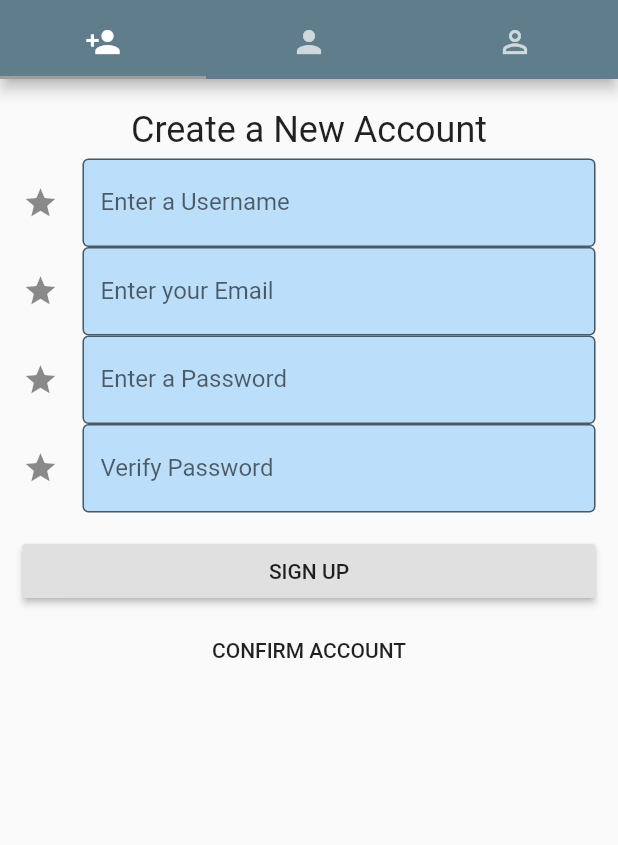
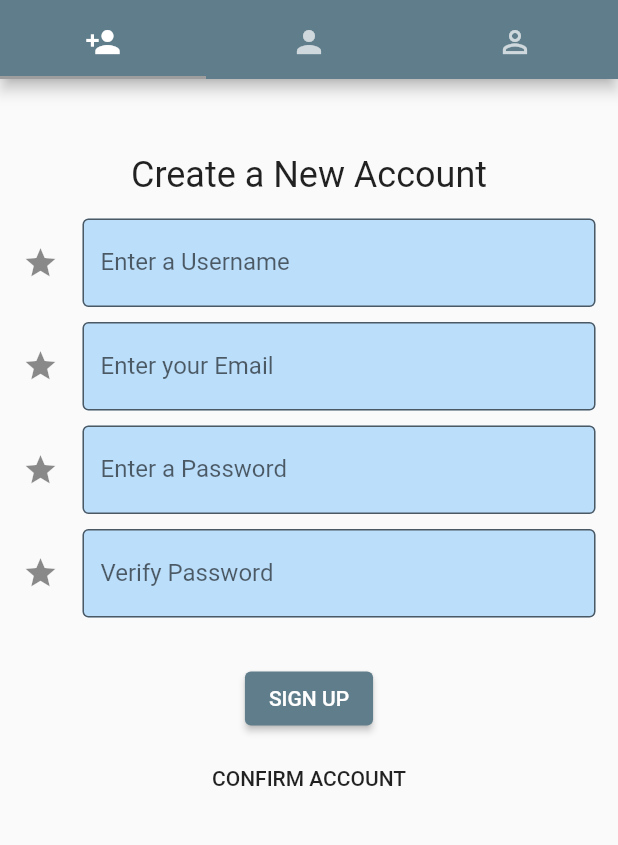
Before and after one commit to VC-Semih/Katmeet, a Flutter app: the screen it shows after launch, on a phone screen of 412 x 824 dp, the part 77-922 px from its top. Run offline on Flutter 3.47's test engine with Material 2 defaults, Android fonts, the phone set to English and light mode, and no system bars; our stand-ins replace cached_network_image, camera; missing offline and left inert: amplify_analytics_pinpoint, amplify_api, amplify_auth_cognito, amplify_datastore, amplify_datastore_plugin_interface, amplify_flutter and 1 more.

Commit message:
modification btn register

```diff
--- a/katmeet/lib/components/signUp.dart
+++ b/katmeet/lib/components/signUp.dart
@@ -92,6 +92,7 @@ class SignUpState extends State<SignUp> {
                               fillColor: Colors.blue.shade100,
                               border: OutlineInputBorder(),
                               labelText: 'Enter confirmation code',
+                              contentPadding: new EdgeInsets.only(bottom: 1.0),
                               hintText: 'Confirmeow',
                               icon: Icon(Icons.star)),
                           validator: (value) {
@@ -131,8 +132,10 @@ class SignUpState extends State<SignUp> {
                             )),
                       ],
                     )),
+                SizedBox(height: 30.0),
                 Visibility(
                   visible: !_isSignedUp,
+
                   child: Column(
                     children: [
                       Padding(
@@ -141,6 +144,7 @@ class SignUpState extends State<SignUp> {
                             style: TextStyle(
                                 fontWeight: FontWeight.w400, fontSize: 24)),
                       ),
+                      SizedBox(height: 10.0),
                       TextFormField(
                         controller: _usernameController,
                         decoration:
@@ -158,6 +162,7 @@ class SignUpState extends State<SignUp> {
                           return null;
                         },
                       ),
+                      SizedBox(height: 10.0),
                       TextFormField(
                         controller: _emailController,
                         decoration:
@@ -175,6 +180,7 @@ class SignUpState extends State<SignUp> {
                           return null;
                         },
                       ),
+                      SizedBox(height: 10.0),
                       TextFormField(
                         controller: _passwordController,
                         decoration:
@@ -193,6 +199,7 @@ class SignUpState extends State<SignUp> {
                           return null;
                         },
                       ),
+                      SizedBox(height: 10.0),
                       TextFormField(
                         controller: _verifyPasswordController,
                         decoration:
@@ -215,20 +222,17 @@ class SignUpState extends State<SignUp> {
                           }
                         },
                       ),
-                      ConstrainedBox(
-                          constraints:
-                              const BoxConstraints(minWidth: double.infinity),
-                          child: Padding(
-                            padding: EdgeInsets.fromLTRB(0, 15, 0, 0),
-                            child: RaisedButton(
+                      SizedBox(height: 30.0),
+                      ElevatedButton(
                               onPressed: () {
                                 if (_formKey.currentState.validate()) {
                                   _signUp();
                                 }
                               },
                               child: Text('SIGN UP'),
-                            ),
-                          )),
+                        style: ButtonStyle(overlayColor: MaterialStateProperty.all(Colors.lightBlueAccent)),
+                      ),
+
                       ConstrainedBox(
                           constraints:
                               const BoxConstraints(minWidth: double.infinity),
--- a/katmeet/lib/screens/photos.dart
+++ b/katmeet/lib/screens/photos.dart
@@ -103,7 +103,7 @@ class PhotosState extends State<Photos> {
   Widget _galleryGrid() {
     return StreamBuilder(
       // Le générateur StreamBuilder va utiliser le contrôleur imageUrlsController qui sera transmis du service StorageService pour fournir des instantanés de nos données.
-          stream:  _storageService.imageUrlsController.stream,
+        stream: _storageService.imageUrlsController.stream,
         builder: (context, snapshot) {
           // L'interface utilisateur exige que l'instantané possède des données afin d'afficher quelque chose de pertinent à l'utilisateur.
           if (snapshot.hasData) {
@@ -118,7 +118,8 @@ class PhotosState extends State<Photos> {
                     return CachedNetworkImage(
                       imageUrl: snapshot.data[index],
                       fit: BoxFit.cover,
-                        placeholder: (context, url) => Container(
+                      placeholder: (context, url) =>
+                          Container(
                               alignment: Alignment.center,
                               child: CircularProgressIndicator()),
                     );
```
Lines whose indentation alone changed are shown as unchanged.
